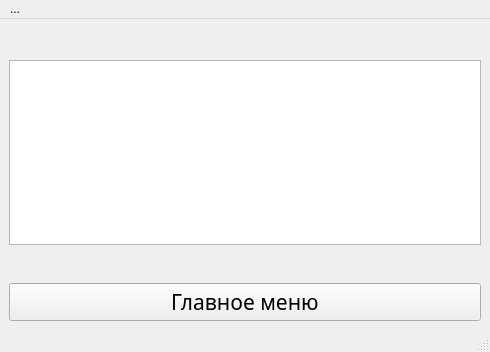
This is CourseWork/cpm_end.ui in Daria2001/Course_Work_TP as Qt 5 draws it before an edit. The edited form follows.
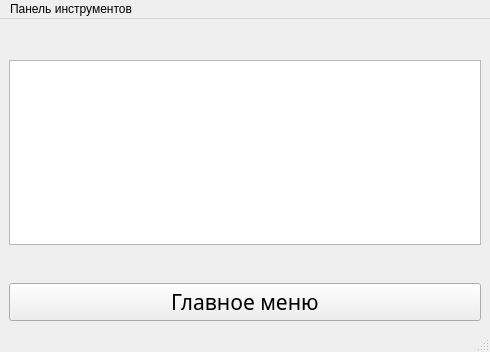
This is the edited form.

Diff of the .ui file:
```diff
--- a/CourseWork/cpm_end.ui
+++ b/CourseWork/cpm_end.ui
@@ -92,7 +92,7 @@
    </property>
    <widget class="QMenu" name="menu">
     <property name="title">
-     <string>...</string>
+     <string>Панель инструментов</string>
     </property>
     <addaction name="separator"/>
     <addaction name="separator"/>
```
Left out of the diff: 6 changed lines with no effect on the pictures.
